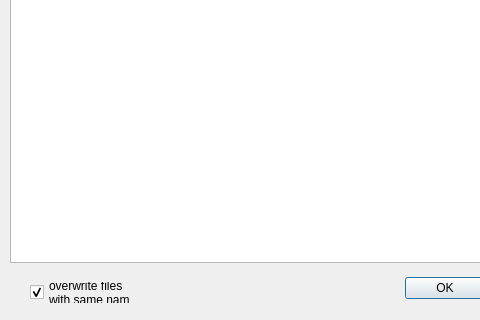
Old version of the form QtDesign/SaveImagesForm.ui in the repository johnmgregoire/JCAPDataProcess; both pictures show x 0 to 480 and y 88 to 408 of the 579 by 408 pixel window.
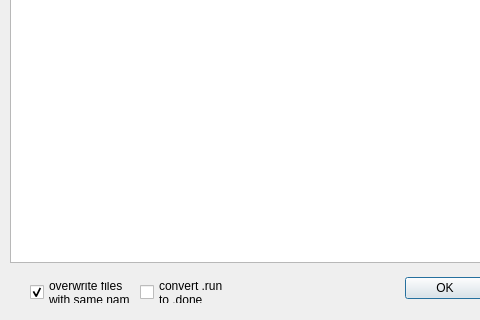
New version of the form.

Commit message: complete draft of SaveImagesApp

Patch:
```diff
--- a/QtDesign/SaveImagesForm.ui
+++ b/QtDesign/SaveImagesForm.ui
@@ -82,6 +82,23 @@
     <bool>true</bool>
    </property>
   </widget>
+  <widget class="QCheckBox" name="doneCheckBox">
+   <property name="geometry">
+    <rect>
+     <x>140</x>
+     <y>370</y>
+     <width>101</width>
+     <height>21</height>
+    </rect>
+   </property>
+   <property name="text">
+    <string>convert .run 
+to .done</string>
+   </property>
+   <property name="checked">
+    <bool>false</bool>
+   </property>
+  </widget>
  </widget>
  <resources/>
  <connections>
```
The commit also changes 3 other files.
